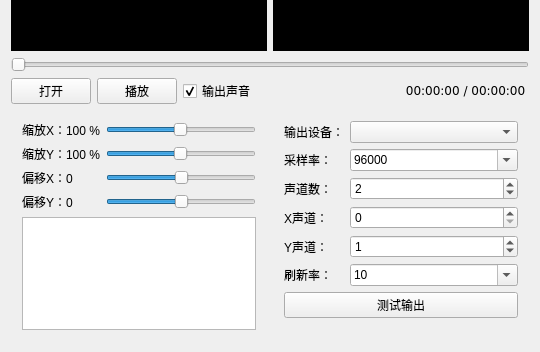
Qt form mainwindow.ui (YJBeetle/OscilloscopePlayer) before a commit; both pictures show x 0 to 540 and y 216 to 568 of the 540 by 568 pixel window.
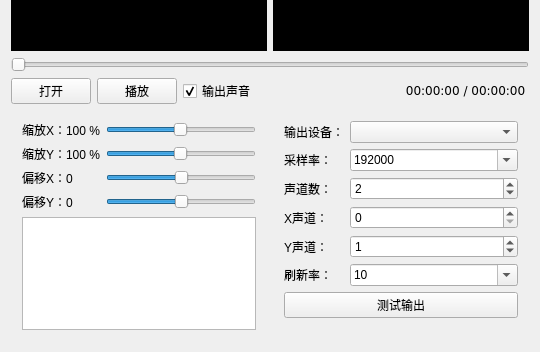
The same form after that commit. Custom widgets are drawn as their Qt base class.

The edit to the form file:
```diff
--- a/mainwindow.ui
+++ b/mainwindow.ui
@@ -207,7 +207,7 @@
           <bool>true</bool>
          </property>
          <property name="currentIndex">
-          <number>2</number>
+          <number>0</number>
          </property>
          <item>
           <property name="text">
```
Left out of the diff: 43 changed lines with no effect on the pictures.
